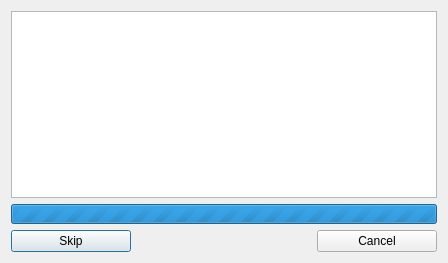
Project-LemonLime/Project_LemonLime, file forms/judgingdialog.ui: the form before one commit.
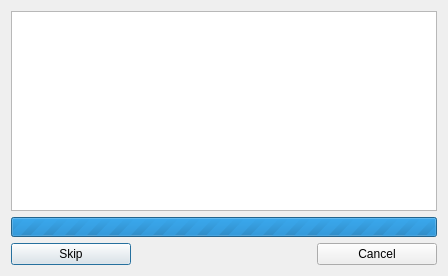
The form after the commit. Icons and pictures are not drawn.

Diff of the .ui file:
```diff
--- a/forms/judgingdialog.ui
+++ b/forms/judgingdialog.ui
@@ -10,7 +10,7 @@
     <x>0</x>
     <y>0</y>
     <width>448</width>
-    <height>263</height>
+    <height>276</height>
    </rect>
   </property>
   <property name="minimumSize">
```
